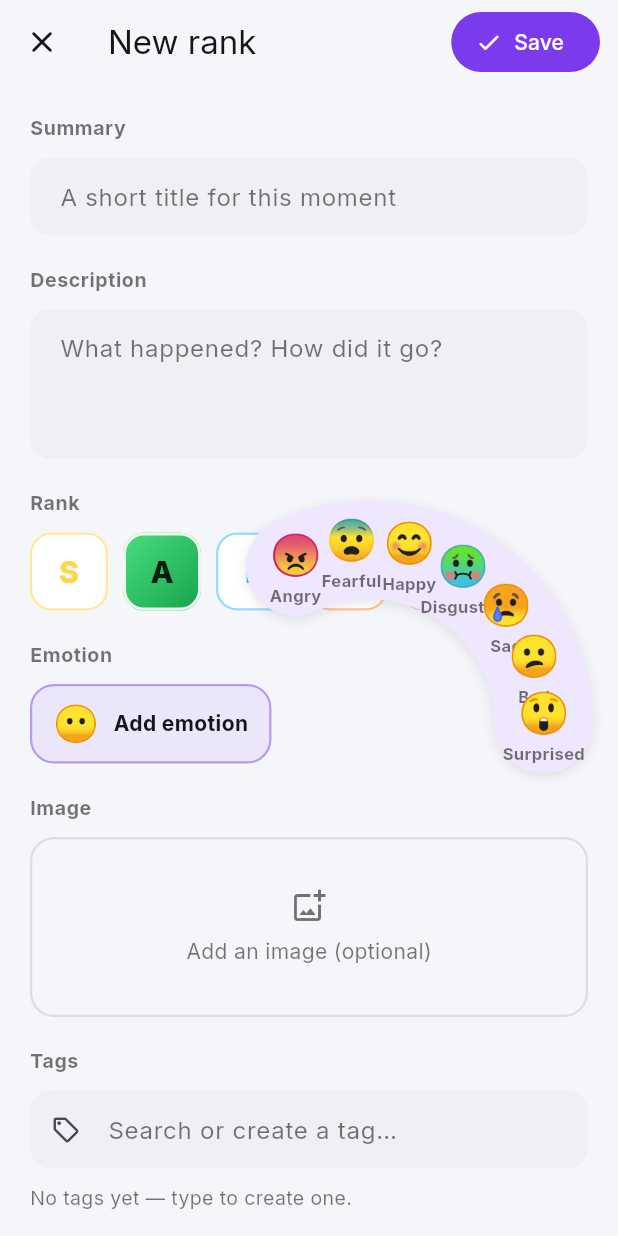
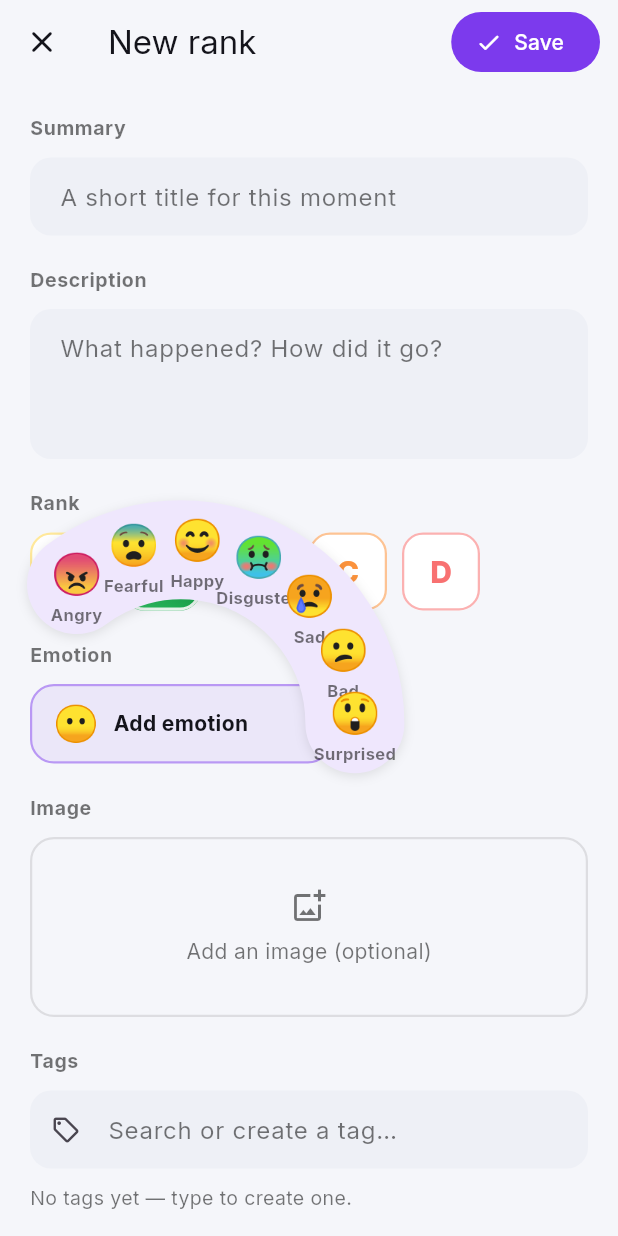
Before and after one commit to ImtiazKhaled/ranked, a Flutter app: the EntryEditorScreen screen opened by its route, after a tap on "Add emotion", on a phone screen of 412 x 824 dp. Run offline on Flutter 3.47's test engine with Material 3 defaults, Android fonts, the phone set to English and light mode, and no system bars; our stand-ins replace flutter_riverpod, go_router, google_fonts, hive_ce_flutter, image_picker; accounts and stored records are empty.

Commit message:
make emotion picker better in the UI

```diff
--- a/lib/features/emotion/emotion_picker.dart
+++ b/lib/features/emotion/emotion_picker.dart
@@ -45,6 +45,7 @@ class _EmotionPickerState extends State<EmotionPicker> {
   static const double _kTertiaryStep = 20; // deg between tertiaries
   static const double _kEdgePad = 8; // keep this clear of the viewport edge
   static const double _kMinScale = 0.55;
+  static const double _kLabelWidth = 130; // keeps the trigger a constant size
 
   final GlobalKey _triggerKey = GlobalKey();
   final LayerLink _link = LayerLink();
@@ -64,6 +65,7 @@ class _EmotionPickerState extends State<EmotionPicker> {
   double _availLeft = double.infinity;
   double _availRight = double.infinity;
   double _availTop = double.infinity;
+  double _availBottom = double.infinity;
   Offset _hingeGlobal = Offset.zero;
 
   // --- touch drag state ---
@@ -161,14 +163,22 @@ class _EmotionPickerState extends State<EmotionPicker> {
 
   // --- measuring the room the dial has ---
 
-  /// Records the trigger's centre and how much space surrounds it, then picks a
-  /// scale at which the whole fan fits. Cheap; called on every open and on any
-  /// MediaQuery change while open.
+  /// The trigger's centre in global coordinates — where the dial's follower
+  /// puts the hinge. Re-read before hit-testing so the maths can never drift
+  /// from what is on screen.
+  Offset? _triggerCentre() {
+    final box = _triggerKey.currentContext?.findRenderObject() as RenderBox?;
+    if (box == null || !box.hasSize) return null;
+    return box.localToGlobal(box.size.center(Offset.zero));
+  }
+
+  /// Records the trigger's centre and how much room surrounds it, then picks a
+  /// scale at which the whole fan fits. Called on open and on any MediaQuery
+  /// change while open.
   void _measure() {
-    final box = _triggerKey.currentContext?.findRenderObject() as RenderBox?;
-    if (box == null || !box.hasSize) return;
+    final centre = _triggerCentre();
+    if (centre == null) return;
 
-    final centre = box.localToGlobal(box.size.center(Offset.zero));
     final screen = MediaQuery.sizeOf(context);
     final safe = MediaQuery.viewPaddingOf(context);
 
@@ -176,6 +186,8 @@ class _EmotionPickerState extends State<EmotionPicker> {
     _availLeft = math.max(0, centre.dx - safe.left - _kEdgePad);
     _availRight = math.max(0, screen.width - centre.dx - safe.right - _kEdgePad);
     _availTop = math.max(0, centre.dy - safe.top - _kEdgePad);
+    _availBottom =
+        math.max(0, screen.height - centre.dy - safe.bottom - _kEdgePad);
 
     // Fit vertically (the fan reaches straight up) and horizontally (it needs
     // one roomy side to lean into, plus a little of the other).
@@ -205,11 +217,14 @@ class _EmotionPickerState extends State<EmotionPicker> {
     // Aesthetic cap: no node extends more than _kLeftReachPx left of the hinge.
     final leanCap =
         180 - _deg(math.acos((_kLeftReachPx * _scale / r).clamp(0.0, 1.0)));
-    // Viewport caps: r*cos(theta) +/- reach must stay inside the screen.
+    // Viewport caps: r*cos(theta) +/- reach must stay inside the screen, and
+    // the fan's lower-right dip must not run past the bottom edge.
     final leftBound = _deg(math.acos((-(_availLeft - reach) / r).clamp(-1.0, 1.0)));
     final rightBound = _deg(math.acos(((_availRight - reach) / r).clamp(-1.0, 1.0)));
+    final bottomBound =
+        -_deg(math.asin(((_availBottom - _band / 2) / r).clamp(-1.0, 1.0)));
 
-    var lo = math.max(_kRightCap, rightBound);
+    var lo = math.max(_kRightCap, math.max(rightBound, bottomBound));
     var hi = math.min(leanCap, leftBound);
     if (hi < lo) {
       final mid = (lo + hi) / 2;
@@ -279,6 +294,7 @@ class _EmotionPickerState extends State<EmotionPicker> {
   /// Which node (if any) sits under a global point. Tiers are tested outermost
   /// first so an overlapping tolerance prefers the deeper selection.
   _Hit? _hitTest(Offset global) {
+    _hingeGlobal = _triggerCentre() ?? _hingeGlobal;
     final local = global - _hingeGlobal; // canvas coords: y grows downward
     final r = local.distance;
     if (r < 1) return null;
@@ -439,20 +455,37 @@ class _EmotionPickerState extends State<EmotionPicker> {
                   children: [
                     Text(emoji, style: const TextStyle(fontSize: 24)),
                     const SizedBox(width: 10),
-                    Column(
+                    // Fixed width: the live preview swaps in names of wildly
+                    // different lengths, and a button that resizes under the
+                    // cursor drags the whole dial around with it.
+                    SizedBox(
+                      width: _kLabelWidth,
+                      child: Column(
                         crossAxisAlignment: CrossAxisAlignment.start,
                         mainAxisSize: MainAxisSize.min,
                         children: [
                           if (subtitle != null && subtitle.isNotEmpty)
-                          Text(
+                            Align(
+                              alignment: Alignment.centerLeft,
+                              child: FittedBox(
+                                fit: BoxFit.scaleDown,
+                                alignment: Alignment.centerLeft,
+                                child: Text(
                                   subtitle,
+                                  maxLines: 1,
                                   style: const TextStyle(
                                       fontSize: 11, color: AppTheme.textMuted),
                                 ),
-                        Text(label,
-                            style:
-                                const TextStyle(fontWeight: FontWeight.w700)),
+                              ),
+                            ),
+                          Text(
+                            label,
+                            maxLines: 1,
+                            overflow: TextOverflow.ellipsis,
+                            style: const TextStyle(fontWeight: FontWeight.w700),
+                          ),
                         ],
+                      ),
                     ),
                   ],
                 ),
@@ -517,7 +550,18 @@ class _EmotionPickerState extends State<EmotionPicker> {
             onTap: _close,
           ),
         ),
-        CompositedTransformFollower(
+        // The dial box is wider than a phone screen. Sizing it through a
+        // Positioned keeps it at its natural size — left to the Stack's loose
+        // constraints it would be squeezed to the viewport width, which slides
+        // the hinge off the button's centre. The follower's layout position is
+        // irrelevant (its layer transform places it against the target), so
+        // pinning it at 0,0 only fixes its size.
+        Positioned(
+          left: 0,
+          top: 0,
+          width: _side,
+          height: _side,
+          child: CompositedTransformFollower(
             link: _link,
             targetAnchor: Alignment.center,
             followerAnchor: Alignment.center,
@@ -528,13 +572,14 @@ class _EmotionPickerState extends State<EmotionPicker> {
                 _clearPreview();
                 _scheduleClose();
               },
-            // Dead space inside the dial box dismisses; node taps win the arena.
+              // Dead space in the dial box dismisses; node taps win the arena.
               child: GestureDetector(
                 behavior: HitTestBehavior.opaque,
                 onTap: _close,
                 child: Material(
                   type: MaterialType.transparency,
                   child: _buildDial(),
+                ),
               ),
             ),
           ),
@@ -575,9 +620,10 @@ class _EmotionPickerState extends State<EmotionPicker> {
 
           // Tier 3 — tertiaries.
           for (var i = 0; i < l.tertiary.length; i++)
-            _node(
+            ..._node(
               angle: l.tertiary[i],
               radius: _r3,
+              stepPx: _stepPx(l.tertiary, _r3),
               emojiSize: _emojiSize(25),
               node: kEmotionWheel[_activePrimary!]
                   .children[_activeSecondary!]
@@ -605,9 +651,10 @@ class _EmotionPickerState extends State<EmotionPicker> {
 
           // Tier 2 — secondaries.
           for (var i = 0; i < l.secondary.length; i++)
-            _node(
+            ..._node(
               angle: l.secondary[i],
               radius: _r2,
+              stepPx: _stepPx(l.secondary, _r2),
               emojiSize: _emojiSize(26),
               node: kEmotionWheel[_activePrimary!].children[i],
               color: activeColor,
@@ -623,9 +670,10 @@ class _EmotionPickerState extends State<EmotionPicker> {
 
           // Tier 1 — primaries (always visible, drawn on top).
           for (var i = 0; i < l.primary.length; i++)
-            _node(
+            ..._node(
               angle: l.primary[i],
               radius: _r1,
+              stepPx: _stepPx(l.primary, _r1),
               emojiSize: _emojiSize(27),
               node: kEmotionWheel[i],
               color: primaryEmotionColor(kEmotionWheel[i].name),
@@ -653,9 +701,14 @@ class _EmotionPickerState extends State<EmotionPicker> {
   double _emojiSize(double base) => math.max(18, base * _scale);
   double get _labelSize => math.max(9, 11 * _scale);
 
-  Widget _node({
+  /// Labels are wider than the arc spacing, so neighbouring nodes overlap. Each
+  /// node is therefore drawn as two boxes: a wide, pointer-transparent visual,
+  /// and a narrow hit target one arc-step wide so a tap or hover always lands
+  /// on the emotion it looks like it landed on.
+  List<Widget> _node({
     required double angle,
     required double radius,
+    required double stepPx,
     required double emojiSize,
     required EmotionNode node,
     required Color color,
@@ -664,17 +717,15 @@ class _EmotionPickerState extends State<EmotionPicker> {
     required VoidCallback onTap,
   }) {
     final pos = _polar(radius, angle);
-    return Positioned(
+    final hitWidth = stepPx.clamp(28.0, _nodeW);
+
+    return [
+      Positioned(
         left: pos.dx - _nodeW / 2,
         top: pos.dy - _band / 2,
         width: _nodeW,
         height: _band,
-      child: MouseRegion(
-        onEnter: (_) => onEnter(),
-        cursor: SystemMouseCursors.click,
-        child: GestureDetector(
-          behavior: HitTestBehavior.opaque,
-          onTap: onTap,
+        child: IgnorePointer(
           child: Column(
             mainAxisAlignment: MainAxisAlignment.center,
             children: [
@@ -705,8 +756,27 @@ class _EmotionPickerState extends State<EmotionPicker> {
           ),
         ),
       ),
-    );
+      Positioned(
+        left: pos.dx - hitWidth / 2,
+        top: pos.dy - _band / 2,
+        width: hitWidth,
+        height: _band,
+        child: MouseRegion(
+          onEnter: (_) => onEnter(),
+          cursor: SystemMouseCursors.click,
+          child: GestureDetector(
+            behavior: HitTestBehavior.opaque,
+            onTap: onTap,
+          ),
+        ),
+      ),
+    ];
   }
+
+  /// Arc distance in px between neighbouring items on a tier.
+  double _stepPx(List<double> angles, double radius) => angles.length > 1
+      ? (angles[0] - angles[1]).abs() * math.pi / 180 * radius
+      : _nodeW;
 
   /// A darker, legible variant of a node colour for active labels.
   Color _readable(Color c) {
```
Also changed, not shown: 2 other files. Lines whose indentation alone changed are shown as unchanged.
